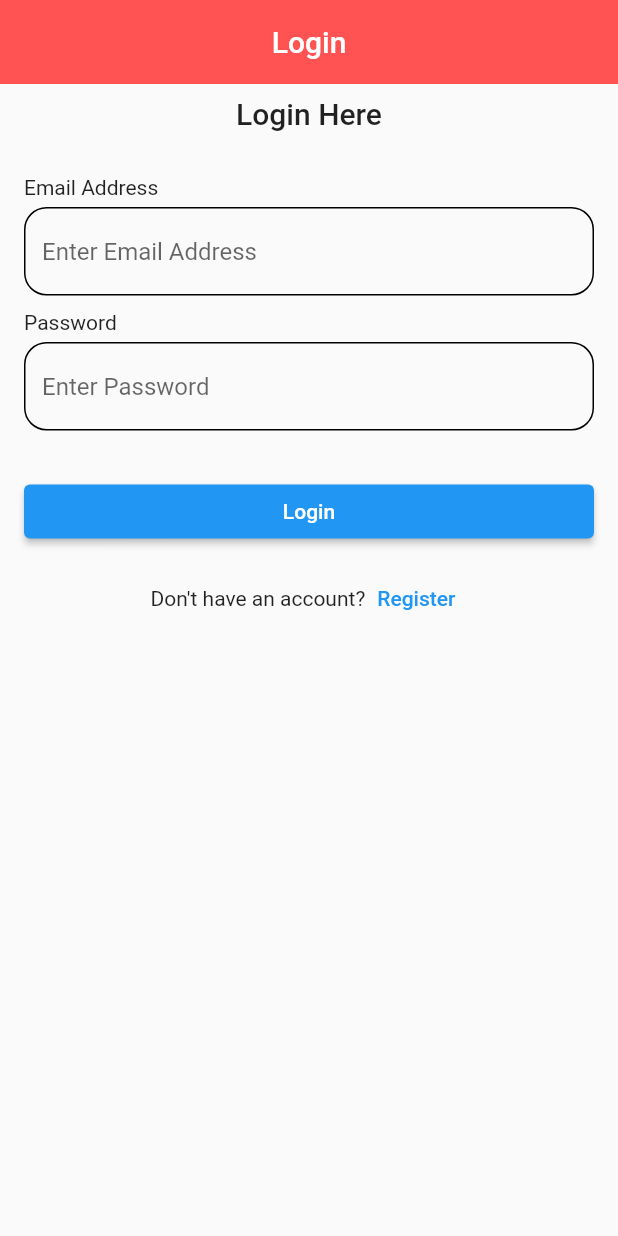
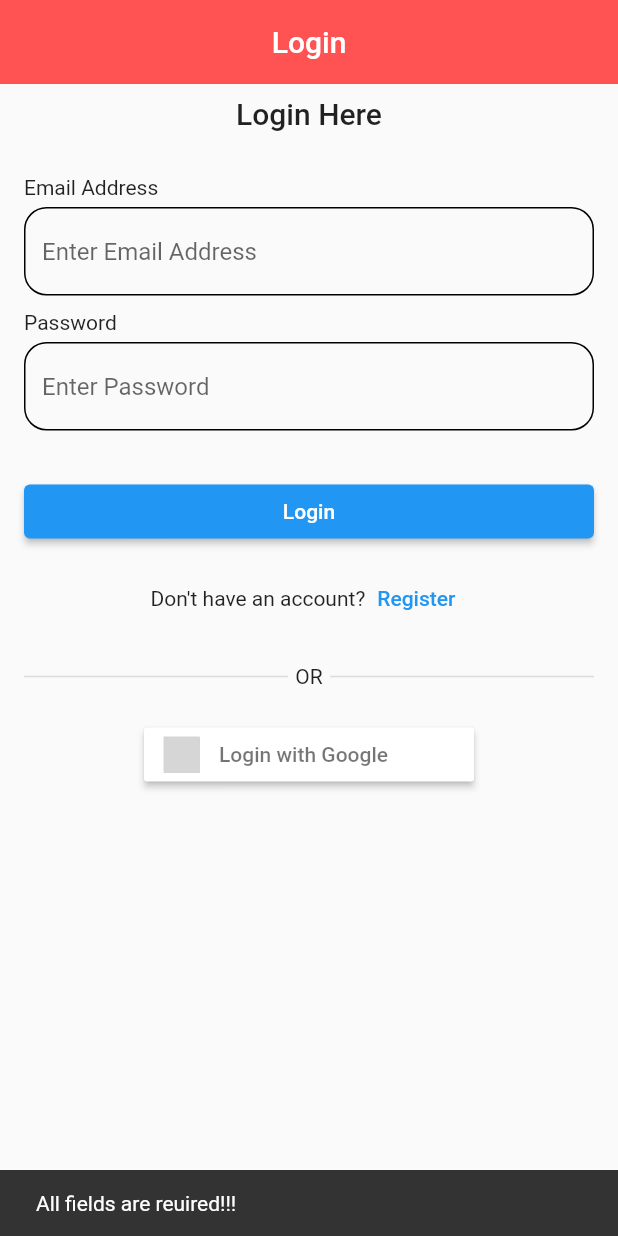
Before and after one commit to Manoj882/note_app, a Flutter app: the screen it shows after launch, after a tap on "Login", on a phone screen of 412 x 824 dp. Run offline on Flutter 3.47's test engine with Material 2 defaults, Android fonts, the phone set to English and light mode, and no system bars; our stand-ins replace firebase_auth, firebase_core, flutter_signin_button, google_sign_in; accounts and stored records are empty; grey boxes are pictures that could not be loaded.

Commit message:
implemented google sign in and added signout features

```diff
--- a/lib/main.dart
+++ b/lib/main.dart
@@ -27,10 +27,10 @@ class MyApp extends StatelessWidget {
         stream: AuthService().firebaseAuth.authStateChanges(),
         builder: (context, snapshot){
           if(snapshot.hasData){
-            return RegisterScreen();
+            return HomeScreen();
           }
           else{
-            return RegisterScreen();
+            return LoginScreen() ;
           }
         },
       ),
--- a/lib/screens/authentication/login_screen.dart
+++ b/lib/screens/authentication/login_screen.dart
@@ -1,4 +1,6 @@
 import 'package:flutter/material.dart';
+import 'package:flutter_signin_button/button_list.dart';
+import 'package:flutter_signin_button/button_view.dart';
 import 'package:note_app/constants/constant.dart';
 import 'package:note_app/screens/authentication/register_screen.dart';
 import 'package:note_app/screens/home_screen.dart';
@@ -24,6 +26,7 @@ class LoginScreen extends StatelessWidget {
       body: Padding(
         padding: basePadding,
         child: Form(
+          child: SingleChildScrollView(
             child: Column(
               crossAxisAlignment: CrossAxisAlignment.start,
               children: [
@@ -87,7 +90,13 @@ class LoginScreen extends StatelessWidget {
                         if (result != null) {
                           debugPrint('Successfully logged in');
                           // debugPrint(result.toString());
-                        Navigator.pushAndRemoveUntil(context, MaterialPageRoute(builder: (context)=>HomeScreen()), (route) => false);
+                          // Navigator.pushAndRemoveUntil(context, MaterialPageRoute(builder: (context)=>HomeScreen()), (route) => false);
+                          Navigator.pushReplacement(
+                            context,
+                            MaterialPageRoute(
+                              builder: (_) => HomeScreen(),
+                            ),
+                          );
                         }
                       }
                       Navigator.of(context).pop();
@@ -119,7 +128,40 @@ class LoginScreen extends StatelessWidget {
                     ),
                   ],
                 ),
+                const SizedBox(
+                  height: 20,
+                ),
+                Row(
+                  children: const [
+                    Expanded(
+                      child: Divider(
+                        thickness: 1,
+                        endIndent: 5,
+                      ),
+                    ),
+                    Text('OR'),
+                    Expanded(
+                      child: Divider(
+                        thickness: 1,
+                        indent: 5,
+                      ),
+                    ),
                   ],
+                ),
+                const SizedBox(
+                  height: 20,
+                ),
+                Center(
+                  child: SignInButton(
+                    Buttons.Google,
+                    text: 'Login with Google',
+                    onPressed: () async {
+                      await AuthService().signInWithGoogle();
+                    },
+                  ),
+                ),
+              ],
+            ),
           ),
         ),
       ),
--- a/lib/screens/authentication/register_screen.dart
+++ b/lib/screens/authentication/register_screen.dart
@@ -17,12 +17,13 @@ class RegisterScreen extends StatelessWidget {
   final passwordController = TextEditingController();
   final confirmPasswordController = TextEditingController();
 
+
   @override
   Widget build(BuildContext context) {
     return Scaffold(
       resizeToAvoidBottomInset: false,
       appBar: AppBar(
-        title: Text('Register'),
+        title: const Text('Register'),
         centerTitle: true,
         elevation: 0,
         backgroundColor: Colors.redAccent,
@@ -166,36 +167,8 @@ class RegisterScreen extends StatelessWidget {
                   ),
                 ],
               ),
-              const SizedBox(
-                height: 20,
-              ),
-              Row(
-                children: [
-                  Expanded(
-                    child: Divider(
-                      thickness: 1,
-                      endIndent: 5,
-                    ),
-                  ),
-                  Text('OR'),
-                  Expanded(
-                    child: Divider(
-                      thickness: 1,
-                      indent: 5,
-                    ),
-                  ),
-                ],
-              ),
-              const SizedBox(
-                height: 20,
-              ),
-              Center(
-                child: SignInButton(
-                  Buttons.Google,
-                  text: 'Continue with Goolge',
-                  onPressed: () {},
-                ),
-              ),
+
+
             ],
           ),
         ),
--- a/lib/screens/home_screen.dart
+++ b/lib/screens/home_screen.dart
@@ -1,4 +1,5 @@
 import 'package:flutter/material.dart';
+import 'package:note_app/services/auth_service.dart';
 
 class HomeScreen extends StatelessWidget {
   const HomeScreen({Key? key}) : super(key: key);
@@ -15,7 +16,9 @@ class HomeScreen extends StatelessWidget {
         backgroundColor: Colors.pinkAccent,
         actions: [
           TextButton.icon(
-            onPressed: () {},
+            onPressed: () async{
+              await AuthService().signOut();
+            },
             icon: Icon(Icons.logout_outlined),
             label: Text('Logout'),
             style: TextButton.styleFrom(
```
Also changed, not shown: lib/services/auth_service.dart (+34 -0 lines). Lines whose indentation alone changed are shown as unchanged.
